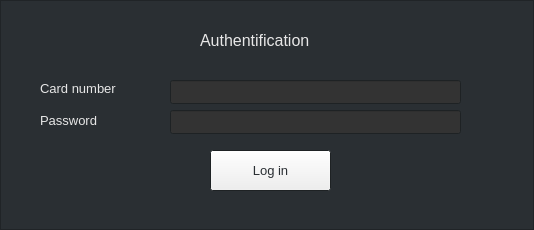
Old version of the form GUI/AuthFrame.ui in the repository i800/BankClient.
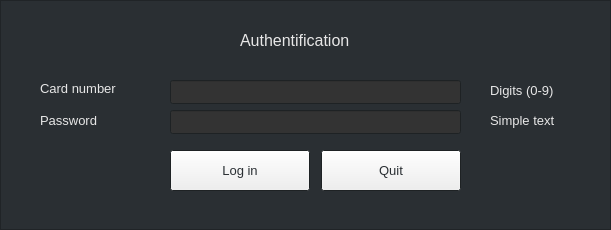
New version of the form.

Commit message: Auth frame customized.

```diff
--- a/GUI/AuthFrame.ui
+++ b/GUI/AuthFrame.ui
@@ -6,7 +6,7 @@
    <rect>
     <x>0</x>
     <y>0</y>
-    <width>534</width>
+    <width>611</width>
     <height>230</height>
    </rect>
   </property>
@@ -34,9 +34,9 @@
      <colorrole role="Text">
       <brush brushstyle="SolidPattern">
        <color alpha="255">
-        <red>228</red>
-        <green>236</green>
-        <blue>242</blue>
+        <red>55</red>
+        <green>55</green>
+        <blue>55</blue>
        </color>
       </brush>
      </colorrole>
@@ -67,6 +67,15 @@
        </color>
       </brush>
      </colorrole>
+     <colorrole role="ToolTipText">
+      <brush brushstyle="SolidPattern">
+       <color alpha="255">
+        <red>228</red>
+        <green>236</green>
+        <blue>242</blue>
+       </color>
+      </brush>
+     </colorrole>
     </active>
     <inactive>
      <colorrole role="WindowText">
@@ -90,9 +99,9 @@
      <colorrole role="Text">
       <brush brushstyle="SolidPattern">
        <color alpha="255">
-        <red>228</red>
-        <green>236</green>
-        <blue>242</blue>
+        <red>55</red>
+        <green>55</green>
+        <blue>55</blue>
        </color>
       </brush>
      </colorrole>
@@ -123,6 +132,15 @@
        </color>
       </brush>
      </colorrole>
+     <colorrole role="ToolTipText">
+      <brush brushstyle="SolidPattern">
+       <color alpha="255">
+        <red>228</red>
+        <green>236</green>
+        <blue>242</blue>
+       </color>
+      </brush>
+     </colorrole>
     </inactive>
     <disabled>
      <colorrole role="WindowText">
@@ -179,6 +197,15 @@
        </color>
       </brush>
      </colorrole>
+     <colorrole role="ToolTipText">
+      <brush brushstyle="SolidPattern">
+       <color alpha="255">
+        <red>228</red>
+        <green>236</green>
+        <blue>242</blue>
+       </color>
+      </brush>
+     </colorrole>
     </disabled>
    </palette>
   </property>
@@ -194,7 +221,7 @@
   <widget class="QLabel" name="label">
    <property name="geometry">
     <rect>
-     <x>200</x>
+     <x>240</x>
      <y>20</y>
      <width>141</width>
      <height>41</height>
@@ -293,9 +320,9 @@
   <widget class="QPushButton" name="pushButton">
    <property name="geometry">
     <rect>
-     <x>210</x>
+     <x>170</x>
      <y>150</y>
-     <width>121</width>
+     <width>140</width>
      <height>41</height>
     </rect>
    </property>
@@ -308,6 +335,60 @@
     <string>Log in</string>
    </property>
   </widget>
+  <widget class="QLabel" name="label_4">
+   <property name="geometry">
+    <rect>
+     <x>490</x>
+     <y>80</y>
+     <width>101</width>
+     <height>21</height>
+    </rect>
+   </property>
+   <property name="font">
+    <font>
+     <pointsize>10</pointsize>
+    </font>
+   </property>
+   <property name="text">
+    <string>Digits (0-9)</string>
+   </property>
+  </widget>
+  <widget class="QLabel" name="label_5">
+   <property name="geometry">
+    <rect>
+     <x>490</x>
+     <y>110</y>
+     <width>101</width>
+     <height>21</height>
+    </rect>
+   </property>
+   <property name="font">
+    <font>
+     <pointsize>10</pointsize>
+    </font>
+   </property>
+   <property name="text">
+    <string>Simple text</string>
+   </property>
+  </widget>
+  <widget class="QPushButton" name="quitButton">
+   <property name="geometry">
+    <rect>
+     <x>321</x>
+     <y>150</y>
+     <width>140</width>
+     <height>41</height>
+    </rect>
+   </property>
+   <property name="font">
+    <font>
+     <pointsize>10</pointsize>
+    </font>
+   </property>
+   <property name="text">
+    <string>Quit</string>
+   </property>
+  </widget>
  </widget>
  <resources/>
  <connections>
```
Left out of the diff: 19 changed lines with no effect on the pictures. The commit also changes 3 other files.
